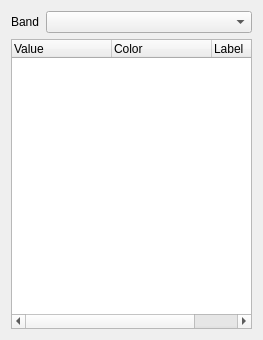
First picture: the form in src/ui/qgspalettedrendererwidgetbase.ui, repository nextgis/nextgisqgis, before the edit.
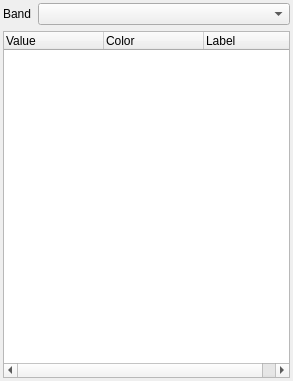
Second picture: the form after the edit.

Diff of the .ui file:
```diff
--- a/src/ui/qgspalettedrendererwidgetbase.ui
+++ b/src/ui/qgspalettedrendererwidgetbase.ui
@@ -6,14 +6,17 @@
    <rect>
     <x>0</x>
     <y>0</y>
-    <width>263</width>
-    <height>340</height>
+    <width>293</width>
+    <height>381</height>
    </rect>
   </property>
   <property name="windowTitle">
    <string>Form</string>
   </property>
   <layout class="QGridLayout" name="gridLayout">
+   <property name="margin">
+    <number>3</number>
+   </property>
    <item row="0" column="0">
     <layout class="QHBoxLayout" name="horizontalLayout">
      <item>
```
